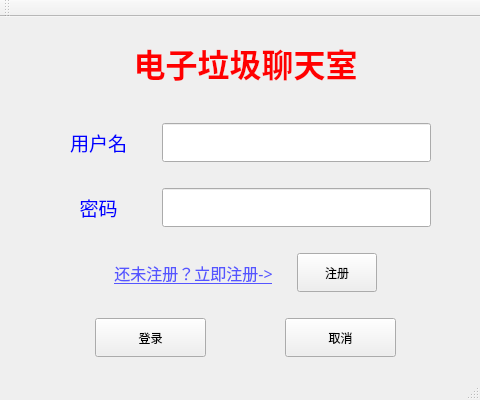
First picture: the form in log_in.ui, repository ZWMDR/chat_room_graph, before the edit.
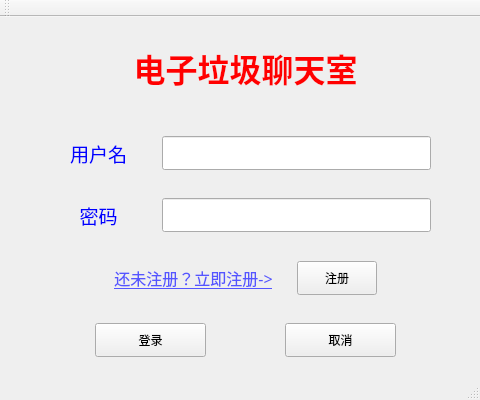
Second picture: the form after the edit.

```diff
--- a/log_in.ui
+++ b/log_in.ui
@@ -41,7 +41,7 @@
       <height>351</height>
      </rect>
     </property>
-    <layout class="QVBoxLayout" name="verticalLayout" stretch="7,2,4,2,4,2,4,2,4">
+    <layout class="QVBoxLayout" name="verticalLayout" stretch="7,2,3,2,3,2,3,2,3">
      <item>
       <widget class="QLabel" name="label_3">
        <property name="font">
@@ -219,6 +219,9 @@
            <verstretch>0</verstretch>
           </sizepolicy>
          </property>
+         <property name="echoMode">
+          <enum>QLineEdit::Password</enum>
+         </property>
         </widget>
        </item>
        <item>
```
